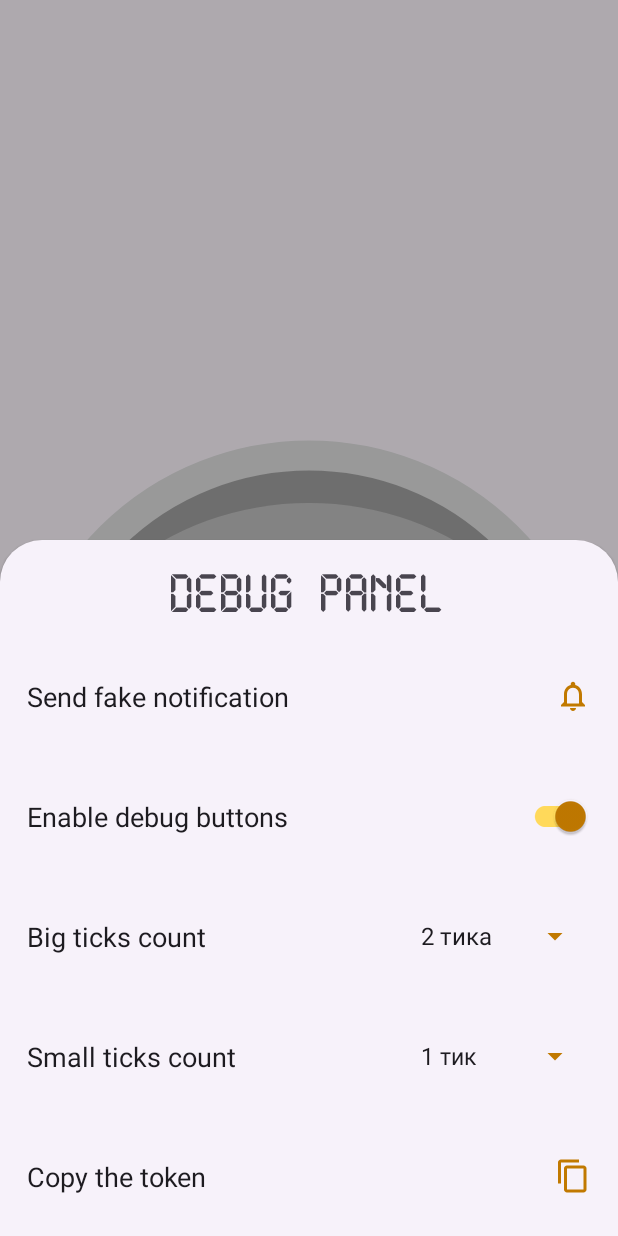
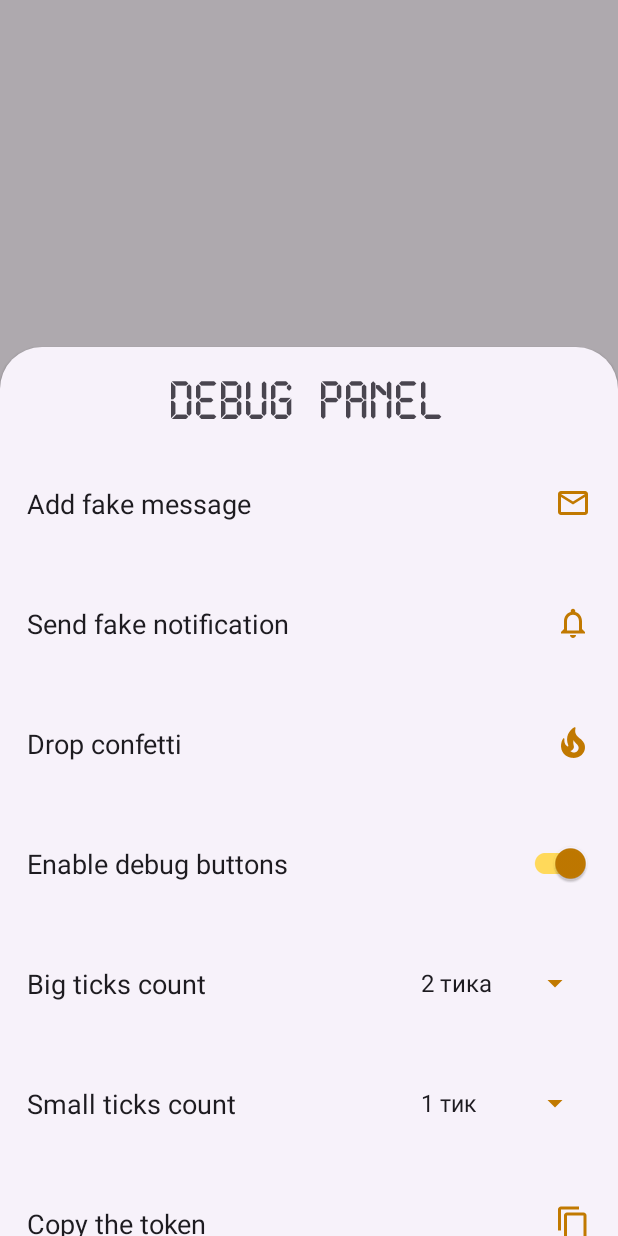
Before and after one commit to TrubnikovDmitriy/ProgressMeterView, an Android app: the fragment DebugBottomSheet placed in its activity, after a tap on an icon or button, on a phone screen of 412 x 824 dp. Run offline under Robolectric (Android 15) with nearby library versions, the light colour scheme and no system bars; our stand-ins replace Dagger/Hilt's generated code, Timber; libraries missing offline, so code that uses them is left out: com.github.jinatonic.confetti; 6 statements that could not run were skipped.

Commit message:
Connect DebugPanel and MainViewModel

```diff
--- a/app/src/main/java/dv/trubnikov/coolometer/ui/screens/debug/ModalBottomSheet.kt
+++ b/app/src/main/java/dv/trubnikov/coolometer/ui/screens/debug/DebugBottomSheet.kt
@@ -1,20 +1,25 @@
 package dv.trubnikov.coolometer.ui.screens.debug
 
 import android.annotation.SuppressLint
+import android.content.Context
 import android.os.Bundle
 import android.view.LayoutInflater
 import android.view.View
 import android.view.ViewGroup
-import android.widget.Toast
+import androidx.activity.viewModels
 import androidx.recyclerview.widget.LinearLayoutManager
 import androidx.recyclerview.widget.RecyclerView
 import com.google.android.material.bottomsheet.BottomSheetDialog
 import com.google.android.material.bottomsheet.BottomSheetDialogFragment
 import dv.trubnikov.coolometer.R
 import dv.trubnikov.coolometer.tools.unsafeLazy
+import dv.trubnikov.coolometer.ui.screens.main.MainViewModel
 
-class ModalBottomSheet : BottomSheetDialogFragment() {
+class DebugBottomSheet : BottomSheetDialogFragment() {
 
+    private val viewModel: MainViewModel by unsafeLazy {
+        requireActivity().viewModels<MainViewModel>().value
+    }
     private val debugRecycler: RecyclerView by unsafeLazy {
         requireView().findViewById(R.id.debug_recycler)
     }
@@ -40,34 +45,56 @@ class ModalBottomSheet : BottomSheetDialogFragment() {
     }
 
     override fun onViewCreated(view: View, savedInstanceState: Bundle?) {
-        setupRecycler()
+        setupRecycler(view.context)
     }
 
-    private fun setupRecycler() {
+    private fun setupRecycler(context: Context) {
+        val addMessage = DebugItem.Button(R.string.debug_panel_fake_message, R.drawable.ic_message) {
+            viewModel.debugAddFakeMessage()
+            dismiss()
+        }
         val sendNotification = DebugItem.Button(R.string.debug_panel_fake_notification, R.drawable.ic_notification) {
-            Toast.makeText(requireContext(), "sendNotification", Toast.LENGTH_SHORT).show()
+            viewModel.debugSendFakeNotification()
         }
-        val enableButtons = DebugItem.Switch(R.string.debug_panel_enable_buttons) { isChecked ->
-            Toast.makeText(requireContext(), "enableButtons-$isChecked", Toast.LENGTH_SHORT).show()
-
+        val dropConfetti = DebugItem.Button(R.string.debug_panel_confetti, R.drawable.ic_firework) {
+            viewModel.debugDropConfetti()
+            dismiss()
         }
-        val bigTicksCount = DebugItem.Spinner(R.string.debug_panel_big_ticks_count, R.array.debug_panel_big_ticks_spinner) { value ->
-            Toast.makeText(requireContext(), "bigTicksCount-$value", Toast.LENGTH_SHORT).show()
+        val enableButtons = DebugItem.Switch(
+            R.string.debug_panel_enable_buttons,
+            viewModel.debugButtonEnable,
+        ) { isChecked ->
+            viewModel.debugToggleCoolButtons(isChecked)
         }
-        val smallTicksCount = DebugItem.Spinner(R.string.debug_panel_small_ticks_count, R.array.debug_panel_small_ticks_spinner) { value ->
-            Toast.makeText(requireContext(), "smallTicksCount-$value", Toast.LENGTH_SHORT).show()
+        val bigTickArray = context.resources.getIntArray(R.array.debug_panel_big_ticks_spinner)
+        val bigTicksCount = DebugItem.Spinner(
+            R.string.debug_panel_big_ticks_count,
+            R.array.debug_panel_big_ticks_spinner
+        ) { index ->
+            val ticks = bigTickArray[index]
+            viewModel.debugSetBigTicks(ticks)
+        }
+        val smallTickArray = context.resources.getIntArray(R.array.debug_panel_small_ticks_spinner)
+        val smallTicksCount = DebugItem.Spinner(
+            R.string.debug_panel_small_ticks_count,
+            R.array.debug_panel_small_ticks_spinner
+        ) { index ->
+            val ticks = smallTickArray[index]
+            viewModel.debugSetSmallTicks(ticks)
         }
         val copyToken = DebugItem.Button(R.string.debug_panel_copy_token, R.drawable.ic_copy) {
-            Toast.makeText(requireContext(), "sendNotification", Toast.LENGTH_SHORT).show()
+            viewModel.debugCopyToken(context)
         }
         val adapter = DebugRecyclerAdapter(
+            addMessage,
             sendNotification,
+            dropConfetti,
             enableButtons,
             bigTicksCount,
             smallTicksCount,
             copyToken,
         )
-        debugRecycler.layoutManager = LinearLayoutManager(requireContext(), RecyclerView.VERTICAL, false)
+        debugRecycler.layoutManager = LinearLayoutManager(context, RecyclerView.VERTICAL, false)
         debugRecycler.adapter = adapter
     }
 }
--- a/app/src/main/java/dv/trubnikov/coolometer/ui/screens/debug/DebugItem.kt
+++ b/app/src/main/java/dv/trubnikov/coolometer/ui/screens/debug/DebugItem.kt
@@ -18,6 +18,7 @@ sealed class DebugItem(val viewType: Int) {
 
     data class Switch(
         @StringRes val text: Int,
+        val isChecked: Boolean,
         val listener: Listener,
     ) : DebugItem(viewType = 1) {
         fun interface Listener {
--- a/app/src/main/java/dv/trubnikov/coolometer/ui/screens/debug/SecretClickListener.kt
+++ b/app/src/main/java/dv/trubnikov/coolometer/ui/screens/debug/SecretClickListener.kt
@@ -39,8 +39,8 @@ class SecretClickListener(
     }
 
     override fun onTouch(v: View, event: MotionEvent): Boolean {
-        if (event.action != MotionEvent.ACTION_UP) {
-            return true
+        if (event.action != MotionEvent.ACTION_DOWN) {
+            return false
         }
         v.performClick()
         handler.removeCallbacks(flushTask)
@@ -82,7 +82,7 @@ class SecretClickListener(
         } else {
             handler.postDelayed(flushTask, FLUSH_TIMER_MS)
         }
-        return true
+        return false
     }
 
     private fun identifyTheTap(v: View, event: MotionEvent): Tap {
--- a/app/src/main/java/dv/trubnikov/coolometer/ui/screens/debug/viewholders/DebugSwitchViewHolder.kt
+++ b/app/src/main/java/dv/trubnikov/coolometer/ui/screens/debug/viewholders/DebugSwitchViewHolder.kt
@@ -22,6 +22,7 @@ class DebugSwitchViewHolder private constructor(
 
     fun onBind(type: DebugItem.Switch) {
         item.debugButtonText.setText(type.text)
+        item.debugSwitch.isChecked = type.isChecked
         item.debugSwitch.setOnClickListener {
             type.listener.onSwitch(item.debugSwitch.isChecked)
         }
--- a/app/src/main/java/dv/trubnikov/coolometer/ui/screens/main/MainActivity.kt
+++ b/app/src/main/java/dv/trubnikov/coolometer/ui/screens/main/MainActivity.kt
@@ -22,7 +22,7 @@ import dv.trubnikov.coolometer.databinding.ActivityMainBinding
 import dv.trubnikov.coolometer.domain.models.Message
 import dv.trubnikov.coolometer.tools.reverse
 import dv.trubnikov.coolometer.tools.unsafeLazy
-import dv.trubnikov.coolometer.ui.screens.debug.ModalBottomSheet
+import dv.trubnikov.coolometer.ui.screens.debug.DebugBottomSheet
 import dv.trubnikov.coolometer.ui.screens.debug.SecretClickListener
 import dv.trubnikov.coolometer.ui.screens.debug.SecretClickListener.Tap
 import dv.trubnikov.coolometer.ui.screens.main.MainViewModel.Action
@@ -66,9 +66,16 @@ class MainActivity : AppCompatActivity() {
             fab.setOnClickListener {
                 viewModel.onFabClick()
             }
-            val debugClickListener = SecretClickListener(
-                Tap.TOP, Tap.BOTTOM, Tap.RIGHT, Tap.LEFT
-            ) { showDebugPanel() }
+            debugCoolButton.setOnClickListener {
+                val score = debugCoolNumber.text.toString().toIntOrNull()
+                if (score != null) {
+                    progressMeter.addProgress(score, animate = true)
+                }
+            }
+            val debugTaps = listOf(Tap.CENTER, Tap.CENTER, Tap.CENTER)
+            val debugClickListener = SecretClickListener(debugTaps) {
+                showDebugPanel()
+            }
             debugListener.setOnTouchListener(debugClickListener)
         }
     }
@@ -131,6 +138,8 @@ class MainActivity : AppCompatActivity() {
                 progressMeter.bigTickCount = state.bigTicks
                 progressMeter.smallTickCount = state.smallTicks
                 progressMeter.isVisible = true
+                debugCoolEdit.isVisible = state.debugButtonEnable
+                debugCoolButton.isVisible = state.debugButtonEnable
                 fab.isVisible = state.unreceivedMessages.isNotEmpty()
                 fab.setIconResource(state.getIconForFab())
                 fab.setText(state.getTextForFab())
@@ -158,13 +167,14 @@ class MainActivity : AppCompatActivity() {
                 }
             }
             Action.PityDialog -> showPityDialog()
+            Action.DebugConfetti -> showConfetti()
         }
     }
 
     private fun showDebugPanel() {
         if (!BuildConfig.DEBUG) return
-        val modalBottomSheet = ModalBottomSheet()
-        modalBottomSheet.show(supportFragmentManager, null)
+        val debugPanel = DebugBottomSheet()
+        debugPanel.show(supportFragmentManager, null)
     }
 
     private fun checkForNotificationPermissions() {
--- a/app/src/main/java/dv/trubnikov/coolometer/ui/screens/main/MainViewModel.kt
+++ b/app/src/main/java/dv/trubnikov/coolometer/ui/screens/main/MainViewModel.kt
@@ -1,5 +1,7 @@
 package dv.trubnikov.coolometer.ui.screens.main
 
+import android.content.ClipData
+import android.content.Context
 import android.content.Intent
 import androidx.lifecycle.ViewModel
 import androidx.lifecycle.viewModelScope
@@ -7,15 +9,15 @@ import androidx.work.ExistingPeriodicWorkPolicy
 import androidx.work.PeriodicWorkRequestBuilder
 import androidx.work.WorkManager
 import dagger.hilt.android.lifecycle.HiltViewModel
+import dv.trubnikov.coolometer.R
+import dv.trubnikov.coolometer.domain.cloud.CloudTokenProvider
+import dv.trubnikov.coolometer.domain.models.FakeMessage
 import dv.trubnikov.coolometer.domain.models.Message
 import dv.trubnikov.coolometer.domain.parsers.MessageParser
 import dv.trubnikov.coolometer.domain.parsers.MessageParser.Companion.parse
 import dv.trubnikov.coolometer.domain.resositories.MessageRepository
 import dv.trubnikov.coolometer.domain.workers.UpdateWidgetWorker
-import dv.trubnikov.coolometer.tools.OneshotValueFlow
-import dv.trubnikov.coolometer.tools.getOr
-import dv.trubnikov.coolometer.tools.getOrThrow
-import dv.trubnikov.coolometer.tools.logError
+import dv.trubnikov.coolometer.tools.*
 import dv.trubnikov.coolometer.ui.views.ProgressMeterDrawer.Companion.MAX_PROGRESS
 import dv.trubnikov.coolometer.ui.widget.WidgetUpdater
 import kotlinx.coroutines.CoroutineExceptionHandler
@@ -30,10 +32,14 @@ import javax.inject.Inject
 @HiltViewModel
 class MainViewModel @Inject constructor(
     private val messageRepository: MessageRepository,
+    private val tokenProvider: CloudTokenProvider,
     private val widgetUpdater: WidgetUpdater,
     private val workManager: WorkManager,
     private val parser: MessageParser,
 ) : ViewModel() {
+
+    var debugButtonEnable: Boolean = false
+        private set
 
     val stateFlow = MutableStateFlow<State>(State.Loading)
     val actionFlow = OneshotValueFlow<Action>()
@@ -93,6 +99,52 @@ class MainViewModel @Inject constructor(
         }
     }
 
+    fun debugCopyToken(context: Context) {
+        viewModelScope.launch {
+            val token = tokenProvider.getToken()
+            val label = context.getString(R.string.debug_panel_copy_token_label)
+            val clip = ClipData.newPlainText(label, token)
+            context.getClipboardManager().setPrimaryClip(clip)
+        }
+    }
+
+    fun debugSetBigTicks(ticks: Int) {
+        viewModelScope.launch {
+        }
+    }
+
+    fun debugSetSmallTicks(ticks: Int) {
+        viewModelScope.launch {
+        }
+    }
+
+    fun debugToggleCoolButtons(isEnabled: Boolean) {
+        viewModelScope.launch {
+            debugButtonEnable = isEnabled
+            val success = stateFlow.value as? State.Success
+            if (success != null) {
+                stateFlow.value = success.copy(debugButtonEnable = isEnabled)
+            }
+        }
+    }
+
+    fun debugSendFakeNotification() {
+        viewModelScope.launch {
+        }
+    }
+
+    fun debugDropConfetti() {
+        viewModelScope.launch {
+            actionFlow.emit(Action.DebugConfetti)
+        }
+    }
+
+    fun debugAddFakeMessage() {
+        viewModelScope.launch {
+            messageRepository.insertMessage(FakeMessage())
+        }
+    }
+
     private suspend fun onMessageFromNotification(message: Message) {
         messageRepository.insertMessage(message)
         val messages = messageRepository.getUnreceivedMessages().first()
@@ -115,6 +167,7 @@ class MainViewModel @Inject constructor(
             progress = progress,
             totalProgress = totalProgress,
             unreceivedMessages = messages,
+            debugButtonEnable = debugButtonEnable,
         )
     }
 
@@ -136,6 +189,7 @@ class MainViewModel @Inject constructor(
         class AcceptDialog(val message: Message) : Action
         class ListDialog(val messages: List<Message>) : Action
         object PityDialog : Action
+        object DebugConfetti : Action
     }
 
     sealed interface State {
@@ -149,6 +203,7 @@ class MainViewModel @Inject constructor(
             val progress: Int,
             val totalProgress: Int,
             val unreceivedMessages: List<Message>,
+            val debugButtonEnable: Boolean,
         ) : State
     }
 
--- /dev/null
+++ b/app/src/main/res/drawable/ic_firework.xml
@@ -0,0 +1,5 @@
+<vector android:height="16dp" android:tint="#FFFFFF"
+    android:viewportHeight="24" android:viewportWidth="24"
+    android:width="16dp" xmlns:android="http://schemas.android.com/apk/res/android">
+    <path android:fillColor="@android:color/white" android:pathData="M19.48,12.35c-1.57,-4.08 -7.16,-4.3 -5.81,-10.23c0.1,-0.44 -0.37,-0.78 -0.75,-0.55C9.29,3.71 6.68,8 8.87,13.62c0.18,0.46 -0.36,0.89 -0.75,0.59c-1.81,-1.37 -2,-3.34 -1.84,-4.75c0.06,-0.52 -0.62,-0.77 -0.91,-0.34C4.69,10.16 4,11.84 4,14.37c0.38,5.6 5.11,7.32 6.81,7.54c2.43,0.31 5.06,-0.14 6.95,-1.87C19.84,18.11 20.6,15.03 19.48,12.35zM10.2,17.38c1.44,-0.35 2.18,-1.39 2.38,-2.31c0.33,-1.43 -0.96,-2.83 -0.09,-5.09c0.33,1.87 3.27,3.04 3.27,5.08C15.84,17.59 13.1,19.76 10.2,17.38z"/>
+</vector>
--- /dev/null
+++ b/app/src/main/res/drawable/ic_message.xml
@@ -0,0 +1,5 @@
+<vector android:height="16dp" android:tint="#FFFFFF"
+    android:viewportHeight="24" android:viewportWidth="24"
+    android:width="16dp" xmlns:android="http://schemas.android.com/apk/res/android">
+    <path android:fillColor="@android:color/white" android:pathData="M20,4L4,4c-1.1,0 -1.99,0.9 -1.99,2L2,18c0,1.1 0.9,2 2,2h16c1.1,0 2,-0.9 2,-2L22,6c0,-1.1 -0.9,-2 -2,-2zM20,18L4,18L4,8l8,5 8,-5v10zM12,11L4,6h16l-8,5z"/>
+</vector>
--- a/app/src/main/res/layout/activity_main.xml
+++ b/app/src/main/res/layout/activity_main.xml
@@ -14,7 +14,7 @@
         android:layout_width="0dp"
         android:layout_height="0dp"
         android:orientation="horizontal"
-        app:layout_constraintGuide_percent="0.35"
+        app:layout_constraintGuide_percent="0.20"
         tools:viewBindingIgnore="true"
         />
 
@@ -51,25 +51,72 @@
         android:layout_marginHorizontal="6dp"
         app:layout_constraintDimensionRatio="1:1"
         app:layout_constraintTop_toBottomOf="@id/h_guideline"
+        app:layout_constraintBottom_toTopOf="@id/fab"
         custom:gravity="top"
         />
 
     <com.google.android.material.floatingactionbutton.ExtendedFloatingActionButton
         android:id="@+id/fab"
-        android:backgroundTint="@color/primaryColor"
         android:layout_width="wrap_content"
         android:layout_height="wrap_content"
         android:layout_marginBottom="36dp"
+        android:backgroundTint="@color/primaryColor"
         android:text="@string/main_single_achievement"
         app:icon="@drawable/ic_msg_1"
-        app:layout_constraintBottom_toBottomOf="parent"
+        app:layout_constraintBottom_toTopOf="@id/debug_cool_edit"
         app:layout_constraintEnd_toEndOf="parent"
         app:layout_constraintStart_toStartOf="parent"
+        />
+
+    <com.google.android.material.textfield.TextInputLayout
+        android:id="@+id/debug_cool_edit"
+        android:layout_width="0dp"
+        android:layout_height="wrap_content"
+        android:layout_margin="16dp"
+        android:hint="@string/debug_cool_button_hint"
+        android:textColorHint="@color/secondaryDarkColor"
+        app:boxStrokeColor="@color/secondaryDarkColor"
+        app:endIconDrawable="@drawable/ic_progress"
+        app:endIconMode="custom"
+        app:endIconTint="@color/secondaryColor"
+        app:hintTextColor="@color/secondaryDarkColor"
+        app:layout_constraintBottom_toBottomOf="parent"
+        app:layout_constraintEnd_toStartOf="@id/debug_cool_button"
+        app:layout_constraintStart_toStartOf="parent"
+        >
+
+        <com.google.android.material.textfield.TextInputEditText
+            android:id="@+id/debug_cool_number"
+            android:layout_width="match_parent"
+            android:layout_height="wrap_content"
+            android:backgroundTint="@color/secondaryDarkColor"
+            android:inputType="numberSigned"
+            android:text="+150"
+            android:textColor="@color/primaryTextColor"
+            />
+
+    </com.google.android.material.textfield.TextInputLayout>
+
+    <com.google.android.material.button.MaterialButton
+        android:id="@+id/debug_cool_button"
+        style="@style/Widget.Material3.Button.ElevatedButton"
+        android:layout_width="0dp"
+        android:layout_height="wrap_content"
+        android:layout_margin="16dp"
+        android:inputType="numberSigned"
+        android:text="@string/debug_cool_button_text"
+        android:textColor="@color/secondaryTextColor"
+        app:backgroundTint="@color/secondaryDarkColor"
+        app:layout_constraintBottom_toBottomOf="@id/debug_cool_edit"
+        app:layout_constraintEnd_toEndOf="parent"
+        app:layout_constraintStart_toEndOf="@id/debug_cool_edit"
+        app:layout_constraintTop_toTopOf="@id/debug_cool_edit"
         />
 
     <FrameLayout
         android:id="@+id/debug_listener"
         android:layout_width="match_parent"
-        android:layout_height="match_parent" />
+        android:layout_height="match_parent"
+        />
 
 </androidx.constraintlayout.widget.ConstraintLayout>
--- a/app/src/main/res/layout/vh_debug_spinner.xml
+++ b/app/src/main/res/layout/vh_debug_spinner.xml
@@ -27,7 +27,7 @@
     <androidx.appcompat.widget.AppCompatSpinner
         android:id="@+id/debug_spinner"
         android:layout_width="wrap_content"
-        android:layout_height="0dp"
+        android:layout_height="wrap_content"
         android:backgroundTint="@color/secondaryDarkColor"
         android:dropDownWidth="wrap_content"
         app:layout_constraintBottom_toBottomOf="parent"
--- a/app/src/main/res/values/colors.xml
+++ b/app/src/main/res/values/colors.xml
@@ -7,7 +7,7 @@
     <color name="secondaryLightColor">#ffd95a</color>
     <color name="secondaryDarkColor">#c17900</color>
     <color name="primaryTextColor">#2E2E2E</color>
-    <color name="secondaryTextColor">#4A4A4A</color>
+    <color name="secondaryTextColor">#F1F1F1</color>
 
     <color name="ic_launcher_background">@color/primaryLightColor</color>
 
--- a/app/src/main/res/values/strings.xml
+++ b/app/src/main/res/values/strings.xml
@@ -20,8 +20,12 @@
         <item quantity="other">%1$s&#160;points</item>
     </plurals>
 
+    <string name="debug_cool_button_text">Cheat up!</string>
+    <string name="debug_cool_button_hint">Cheat points</string>
     <string name="debug_panel_title">Debug panel</string>
     <string name="debug_panel_fake_notification">Send fake notification</string>
+    <string name="debug_panel_fake_message">Add fake message</string>
+    <string name="debug_panel_confetti">Drop confetti</string>
     <string name="debug_panel_enable_buttons">Enable debug buttons</string>
     <string name="debug_panel_big_ticks_count">Big ticks count</string>
     <string name="debug_panel_small_ticks_count">Small ticks count</string>
```
Also changed, not shown: 1 other file.
